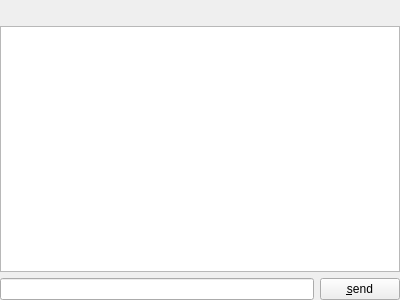
sush/Live-Jamming, file src/client/gui/livejamming/app/conversationset.ui: the form before one commit.
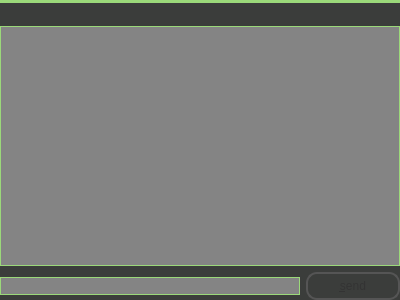
The form after the commit.

Patch:
```diff
--- a/src/client/gui/livejamming/app/conversationset.ui
+++ b/src/client/gui/livejamming/app/conversationset.ui
@@ -13,6 +13,43 @@
   <property name="windowTitle">
    <string>Form</string>
   </property>
+  <property name="styleSheet">
+   <string notr="true">#ConversationSet {
+	background: qlineargradient(spread:pad, x1:0, y1:0, x2:0, y2:1, stop:0.00934579 rgba(155, 217, 122, 255), stop:0.0116822 rgba(59, 61, 59, 255), stop:0.995455 rgba(59, 61, 59, 255));
+}
+
+#ConversationSet QPushButton {
+color: #333;
+border: 2px solid #555;
+border-radius: 11px;
+padding: 5px;
+background: qradialgradient(cx: 0.3, cy: -0.4,
+fx: 0.3, fy: -0.4,
+radius: 1.35, stop: 0 #fff, stop: 1 #888);
+min-width: 80px;
+}
+#ConversationSet QPushButton:hover {
+background: qradialgradient(cx: 0.3, cy: -0.4,
+fx: 0.3, fy: -0.4,
+radius: 1.35, stop: 0 #fff, stop: 1 #bbb);
+}
+#ConversationSet QPushButton:pressed {
+background: qradialgradient(cx: 0.4, cy: -0.1,
+fx: 0.4, fy: -0.1,
+radius: 1.35, stop: 0 #fff, stop: 1 #ddd);
+}
+#ConversationSet QTextEdit {
+	background: 	rgb(132, 132, 132);
+	color: #FFFFFF;
+	border: 1px solid #9BD97a;
+}
+#ConversationSet QLineEdit {
+	background: 	rgb(132, 132, 132);
+	color: #FFFFFF;
+	border: 1px solid #9BD97a;
+}
+</string>
+  </property>
   <layout class="QGridLayout" name="gridLayout">
    <property name="leftMargin">
     <number>0</number>
@@ -31,6 +68,9 @@
    </item>
    <item row="2" column="1">
     <widget class="QPushButton" name="send">
+     <property name="styleSheet">
+      <string notr="true"/>
+     </property>
      <property name="text">
       <string>&amp;send</string>
      </property>
@@ -45,6 +85,9 @@
    </item>
    <item row="1" column="0" colspan="2">
     <widget class="QTextEdit" name="display">
+     <property name="styleSheet">
+      <string notr="true"/>
+     </property>
      <property name="undoRedoEnabled">
       <bool>false</bool>
      </property>
```
